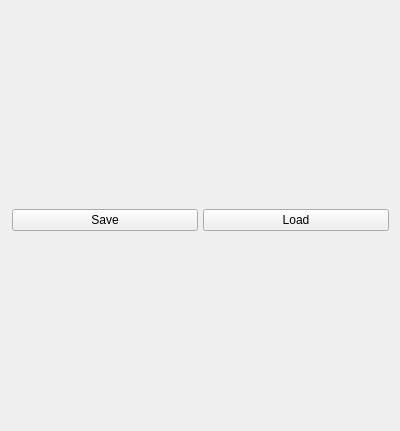
Qt form tools/shapes.ui (a772bNsz/Rigging-Tools) before a commit.
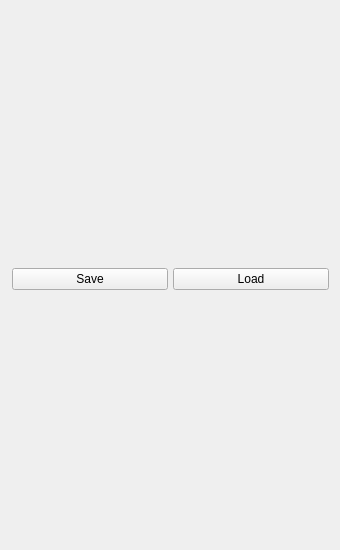
The same form after that commit.

```diff
--- a/tools/shapes.ui
+++ b/tools/shapes.ui
@@ -6,14 +6,20 @@
    <rect>
     <x>0</x>
     <y>0</y>
-    <width>400</width>
-    <height>431</height>
+    <width>340</width>
+    <height>550</height>
    </rect>
   </property>
+  <property name="minimumSize">
+   <size>
+    <width>340</width>
+    <height>550</height>
+   </size>
+  </property>
   <property name="maximumSize">
    <size>
-    <width>400</width>
-    <height>700</height>
+    <width>340</width>
+    <height>16777215</height>
    </size>
   </property>
   <property name="windowTitle">
```
